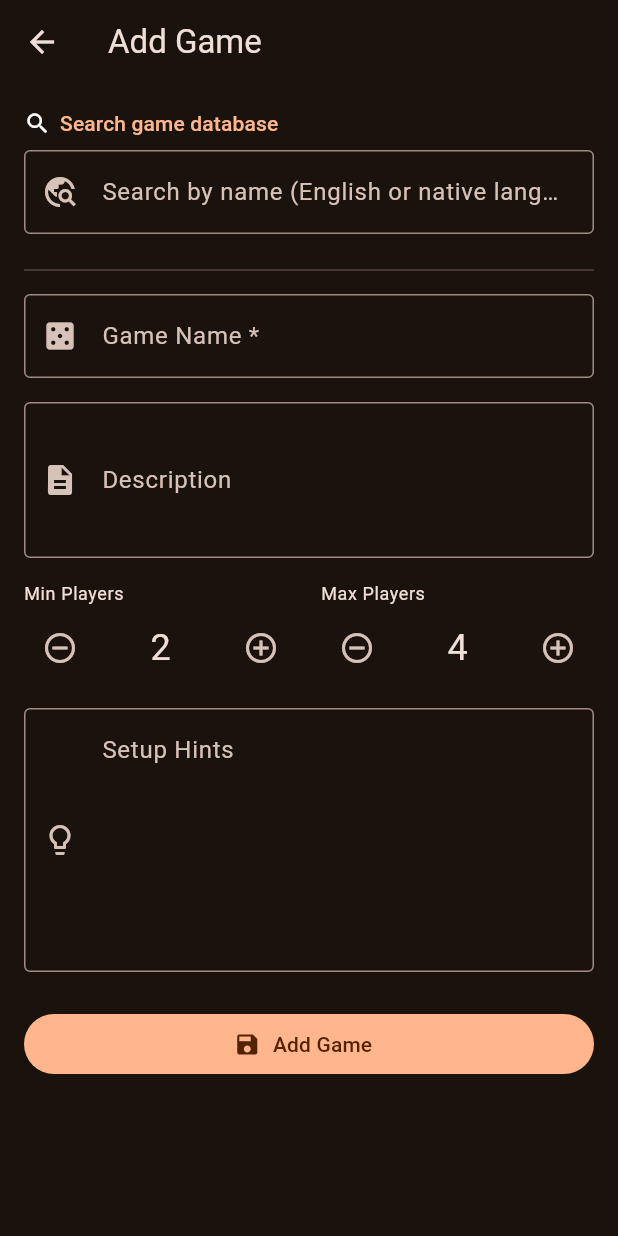
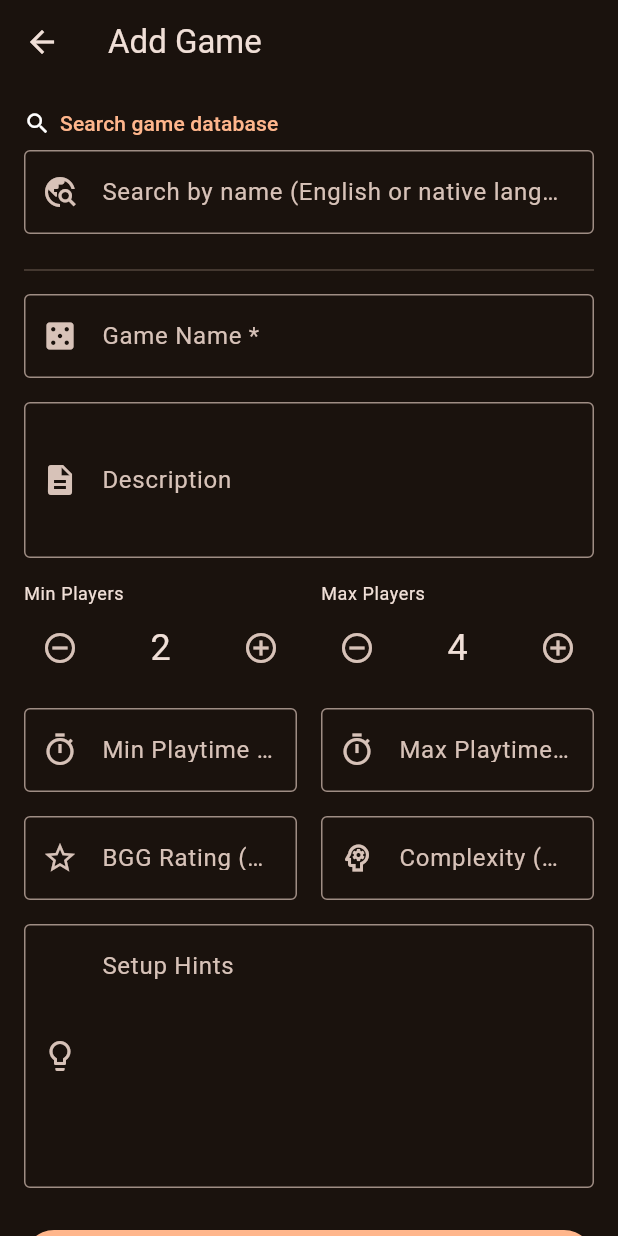
Before and after one commit to Kovali0/BoardGameApp, a Flutter app: the AddGameScreen screen opened directly, on a phone screen of 412 x 824 dp. Run offline on Flutter 3.47's test engine with Material 3 defaults, Android fonts, the light colour scheme and no system bars; our stand-ins replace sqflite; accounts and stored records are empty.

Commit message:
fix: fix games details

```diff
--- a/lib/screens/catalog/add_game_screen.dart
+++ b/lib/screens/catalog/add_game_screen.dart
@@ -21,6 +21,11 @@ class _AddGameScreenState extends State<AddGameScreen> {
   late int _minPlayers;
   late int _maxPlayers;
 
+  late final TextEditingController _minPlaytimeController;
+  late final TextEditingController _maxPlaytimeController;
+  late final TextEditingController _bggRatingController;
+  late final TextEditingController _complexityController;
+
   final _bgg = BggService();
   final _searchController = TextEditingController();
   List<BggSearchResult> _searchResults = [];
@@ -30,23 +35,28 @@ class _AddGameScreenState extends State<AddGameScreen> {
   Timer? _debounce;
   String? _imageUrl;
   String? _thumbnailUrl;
-  int? _minPlaytime;
-  int? _maxPlaytime;
-  double? _bggRating;
-  double? _complexity;
 
   bool get _isEditing => widget.game != null;
 
   @override
   void initState() {
     super.initState();
-    _nameController = TextEditingController(text: widget.game?.name ?? '');
-    _descController =
-        TextEditingController(text: widget.game?.description ?? '');
-    _hintsController =
-        TextEditingController(text: widget.game?.setupHints ?? '');
-    _minPlayers = widget.game?.minPlayers ?? 2;
-    _maxPlayers = widget.game?.maxPlayers ?? 4;
+    final g = widget.game;
+    _nameController = TextEditingController(text: g?.name ?? '');
+    _descController = TextEditingController(text: g?.description ?? '');
+    _hintsController = TextEditingController(text: g?.setupHints ?? '');
+    _minPlayers = g?.minPlayers ?? 2;
+    _maxPlayers = g?.maxPlayers ?? 4;
+    _minPlaytimeController =
+        TextEditingController(text: g?.minPlaytime?.toString() ?? '');
+    _maxPlaytimeController =
+        TextEditingController(text: g?.maxPlaytime?.toString() ?? '');
+    _bggRatingController =
+        TextEditingController(text: g?.bggRating?.toStringAsFixed(1) ?? '');
+    _complexityController =
+        TextEditingController(text: g?.complexity?.toStringAsFixed(1) ?? '');
+    _imageUrl = g?.imageUrl;
+    _thumbnailUrl = g?.thumbnailUrl;
   }
 
   @override
@@ -55,6 +65,10 @@ class _AddGameScreenState extends State<AddGameScreen> {
     _descController.dispose();
     _hintsController.dispose();
     _searchController.dispose();
+    _minPlaytimeController.dispose();
+    _maxPlaytimeController.dispose();
+    _bggRatingController.dispose();
+    _complexityController.dispose();
     _debounce?.cancel();
     super.dispose();
   }
@@ -111,10 +125,14 @@ class _AddGameScreenState extends State<AddGameScreen> {
         }
         _imageUrl = result.imageUrl;
         _thumbnailUrl = result.thumbnailUrl;
-        _minPlaytime = result.minPlaytime;
-        _maxPlaytime = result.maxPlaytime;
-        _bggRating = result.bggRating;
-        _complexity = result.complexity;
+        _minPlaytimeController.text =
+            result.minPlaytime?.toString() ?? '';
+        _maxPlaytimeController.text =
+            result.maxPlaytime?.toString() ?? '';
+        _bggRatingController.text =
+            result.bggRating?.toStringAsFixed(1) ?? '';
+        _complexityController.text =
+            result.complexity?.toStringAsFixed(1) ?? '';
       });
       ScaffoldMessenger.of(context).showSnackBar(
         SnackBar(
@@ -137,6 +155,10 @@ class _AddGameScreenState extends State<AddGameScreen> {
     final provider = context.read<GameProvider>();
     final desc = _descController.text.trim();
     final hints = _hintsController.text.trim();
+    final minPlaytime = int.tryParse(_minPlaytimeController.text.trim());
+    final maxPlaytime = int.tryParse(_maxPlaytimeController.text.trim());
+    final bggRating = double.tryParse(_bggRatingController.text.trim());
+    final complexity = double.tryParse(_complexityController.text.trim());
 
     if (_isEditing) {
       await provider.updateGame(widget.game!.copyWith(
@@ -145,6 +167,12 @@ class _AddGameScreenState extends State<AddGameScreen> {
         minPlayers: _minPlayers,
         maxPlayers: _maxPlayers,
         setupHints: hints.isEmpty ? null : hints,
+        imageUrl: _imageUrl,
+        thumbnailUrl: _thumbnailUrl,
+        minPlaytime: minPlaytime,
+        maxPlaytime: maxPlaytime,
+        bggRating: bggRating,
+        complexity: complexity,
       ));
     } else {
       await provider.addGame(
@@ -155,10 +183,10 @@ class _AddGameScreenState extends State<AddGameScreen> {
         setupHints: hints.isEmpty ? null : hints,
         imageUrl: _imageUrl,
         thumbnailUrl: _thumbnailUrl,
-        minPlaytime: _minPlaytime,
-        maxPlaytime: _maxPlaytime,
-        bggRating: _bggRating,
-        complexity: _complexity,
+        minPlaytime: minPlaytime,
+        maxPlaytime: maxPlaytime,
+        bggRating: bggRating,
+        complexity: complexity,
       );
     }
     if (mounted) Navigator.pop(context);
@@ -249,6 +277,86 @@ class _AddGameScreenState extends State<AddGameScreen> {
                       onChanged: (v) => setState(() => _maxPlayers = v),
                       min: _minPlayers,
                       max: 20,
+                    ),
+                  ),
+                ],
+              ),
+              const SizedBox(height: 16),
+              Row(
+                children: [
+                  Expanded(
+                    child: TextFormField(
+                      controller: _minPlaytimeController,
+                      decoration: const InputDecoration(
+                        labelText: 'Min Playtime (min)',
+                        border: OutlineInputBorder(),
+                        prefixIcon: Icon(Icons.timer_outlined),
+                      ),
+                      keyboardType: TextInputType.number,
+                      validator: (v) {
+                        if (v == null || v.trim().isEmpty) return null;
+                        final n = int.tryParse(v.trim());
+                        if (n == null || n < 1) return 'Invalid';
+                        return null;
+                      },
+                    ),
+                  ),
+                  const SizedBox(width: 16),
+                  Expanded(
+                    child: TextFormField(
+                      controller: _maxPlaytimeController,
+                      decoration: const InputDecoration(
+                        labelText: 'Max Playtime (min)',
+                        border: OutlineInputBorder(),
+                        prefixIcon: Icon(Icons.timer_outlined),
+                      ),
+                      keyboardType: TextInputType.number,
+                      validator: (v) {
+                        if (v == null || v.trim().isEmpty) return null;
+                        final n = int.tryParse(v.trim());
+                        if (n == null || n < 1) return 'Invalid';
+                        return null;
+                      },
+                    ),
+                  ),
+                ],
+              ),
+              const SizedBox(height: 16),
+              Row(
+                children: [
+                  Expanded(
+                    child: TextFormField(
+                      controller: _bggRatingController,
+                      decoration: const InputDecoration(
+                        labelText: 'BGG Rating (1–10)',
+                        border: OutlineInputBorder(),
+                        prefixIcon: Icon(Icons.star_outline),
+                      ),
+                      keyboardType: const TextInputType.numberWithOptions(decimal: true),
+                      validator: (v) {
+                        if (v == null || v.trim().isEmpty) return null;
+                        final n = double.tryParse(v.trim());
+                        if (n == null || n < 1 || n > 10) return '1–10';
+                        return null;
+                      },
+                    ),
+                  ),
+                  const SizedBox(width: 16),
+                  Expanded(
+                    child: TextFormField(
+                      controller: _complexityController,
+                      decoration: const InputDecoration(
+                        labelText: 'Complexity (1–5)',
+                        border: OutlineInputBorder(),
+                        prefixIcon: Icon(Icons.psychology_outlined),
+                      ),
+                      keyboardType: const TextInputType.numberWithOptions(decimal: true),
+                      validator: (v) {
+                        if (v == null || v.trim().isEmpty) return null;
+                        final n = double.tryParse(v.trim());
+                        if (n == null || n < 1 || n > 5) return '1–5';
+                        return null;
+                      },
                     ),
                   ),
                 ],
```
